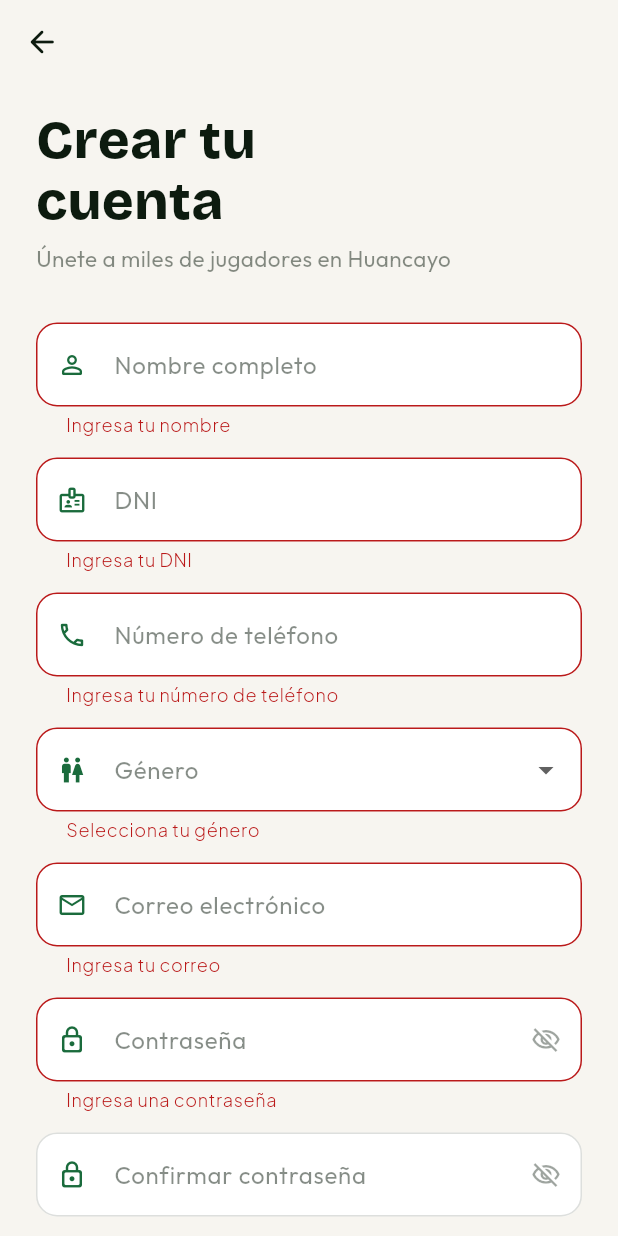
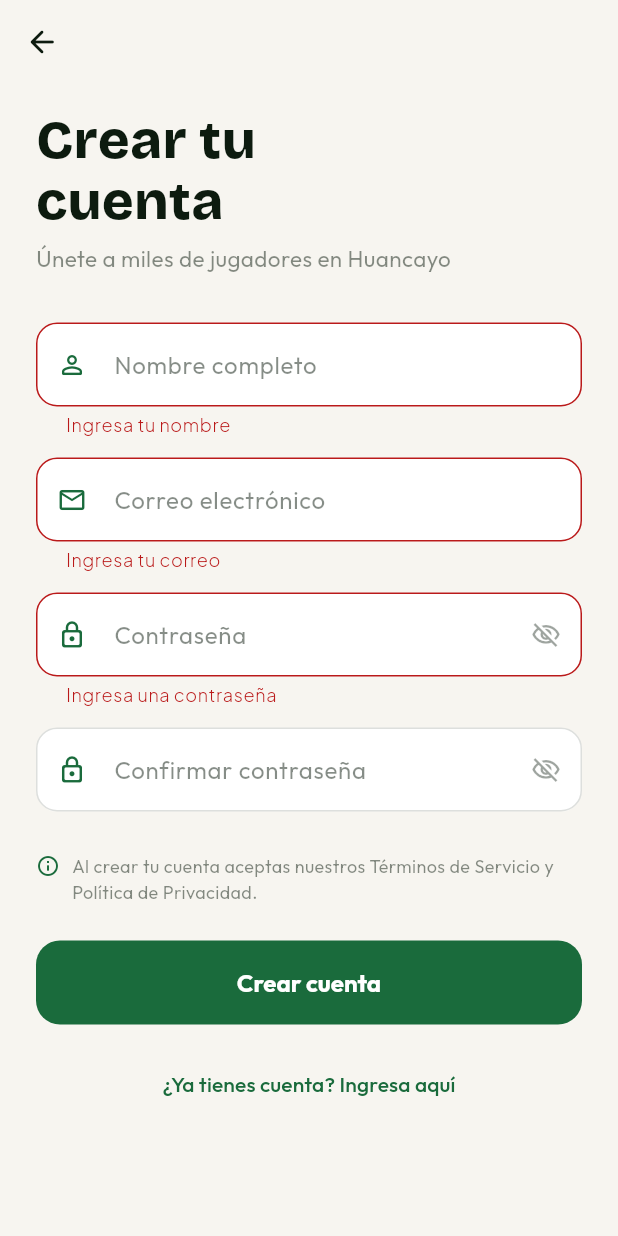
Before and after one commit to elAboGaboo/Al-Toque, a Flutter app: the RegistroScreen screen opened by its route, after a tap on "Crear cuenta", on a phone screen of 412 x 824 dp. Run offline on Flutter 3.47's test engine with Material 3 defaults, Android fonts, the phone set to English and light mode, and no system bars; our stand-ins replace app_links, cached_network_image, cloud_firestore, device_info_plus, firebase_auth, firebase_core and 14 more; accounts and stored records are empty; generated files the repository leaves out were written again.

Commit message:
fix: registro dueno atascado + perfil minimo en Firestore
Causa raiz: el router ya no escuchaba perfilUsuarioProvider, entonces
cuando el perfil llegaba de Firestore tras el registro, el router
nunca se refrescaba y el usuario quedaba en /loading para siempre.

Cambios:
- Re-agrega ref.listen(perfilUsuarioProvider) al router (es seguro ahora
  porque las rutas de detalle estan en el root navigator, no en ShellRoute)
- Redirect cuando perfilAsync.asData == null: redirige a /loading y espera
  el refresh del provider en lugar de dejar pasar a /inicio (causa del
  'se va a jugador')
- Redirect cuando perfil == null: redirige a /loading en vez de /welcome
  para el estado transitorio justo despues del registro
- /loading screen con escape a los 6s si el perfil nunca llega
- crearPerfil: solo escribe campos esenciales (nombre, email, rol,
  complejoId, creadoEn) — elimina dni, telefono, genero, avatarUrl,
  numeroCanchas que no son necesarios para que el router funcione
- registro_pantalla: formulario simplificado (solo nombre, email,
  password, codigo dueno) — campos opcionales se completan en perfil

Co-Authored-By: Claude Sonnet 4.6 <noreply@anthropic.com>

```diff
--- a/lib/pantallas/autenticacion/registro_pantalla.dart
+++ b/lib/pantallas/autenticacion/registro_pantalla.dart
@@ -1,4 +1,4 @@
-// screens/auth/registro_screen.dart
+// pantallas/autenticacion/registro_pantalla.dart
 import 'package:flutter/material.dart';
 import 'package:flutter_riverpod/flutter_riverpod.dart';
 import 'package:go_router/go_router.dart';
@@ -8,6 +8,9 @@ import '../../nucleo/constantes/app_constantes.dart';
 import '../../nucleo/tema/app_colores.dart';
 import '../../proveedores/auth_proveedor.dart';
 
+/// Formulario de registro: jugador o dueño.
+/// Solo recopila nombre, email y contraseña — los datos opcionales
+/// (teléfono, género, DNI) se pueden completar en la pantalla de perfil.
 class RegistroScreen extends ConsumerStatefulWidget {
   final String rolInicial; // 'jugador' | 'dueno'
   const RegistroScreen({super.key, this.rolInicial = 'jugador'});
@@ -17,15 +20,12 @@ class RegistroScreen extends ConsumerStatefulWidget {
 }
 
 class _RegistroScreenState extends ConsumerState<RegistroScreen> {
-  final _formKey = GlobalKey<FormState>();
+  final _formKey    = GlobalKey<FormState>();
   final _nombreCtrl = TextEditingController();
-  final _dniCtrl    = TextEditingController();
-  final _telefonoCtrl = TextEditingController();
   final _emailCtrl  = TextEditingController();
   final _passCtrl   = TextEditingController();
   final _confirmCtrl = TextEditingController();
   final _codigoCtrl = TextEditingController();
-  String? _genero; // 'masculino' | 'femenino' | 'otro'
   bool _obscure = true;
   bool _obscureConfirm = true;
   bool _loading = false;
@@ -35,8 +35,6 @@ class _RegistroScreenState extends ConsumerState<RegistroScreen> {
   @override
   void dispose() {
     _nombreCtrl.dispose();
-    _dniCtrl.dispose();
-    _telefonoCtrl.dispose();
     _emailCtrl.dispose();
     _passCtrl.dispose();
     _confirmCtrl.dispose();
@@ -46,6 +44,8 @@ class _RegistroScreenState extends ConsumerState<RegistroScreen> {
 
   Future<void> _registrar() async {
     if (!_formKey.currentState!.validate()) return;
+
+    // Código de acceso para dueños
     if (_esDueno &&
         _codigoCtrl.text.trim() != AppConstants.codigoRegistroDueno) {
       ScaffoldMessenger.of(context).showSnackBar(SnackBar(
@@ -56,51 +56,43 @@ class _RegistroScreenState extends ConsumerState<RegistroScreen> {
       ));
       return;
     }
+
     setState(() => _loading = true);
 
     await ref.read(authNotifierProvider.notifier).registrar(
-          nombre: _nombreCtrl.text.trim(),
-          email: _emailCtrl.text.trim(),
+          nombre:   _nombreCtrl.text.trim(),
+          email:    _emailCtrl.text.trim(),
           password: _passCtrl.text,
-          rol: widget.rolInicial,
-          dni: _esDueno ? '' : _dniCtrl.text.trim(),
-          telefono: _telefonoCtrl.text.trim(),
-          genero: _genero ?? '',
+          rol:      widget.rolInicial,
         );
 
-    if (mounted) {
+    if (!mounted) return;
+
     final state = ref.read(authNotifierProvider);
     if (state.hasError) {
       final err = state.error.toString();
-        // Imprime el error completo en la consola para debug
-        debugPrint('[Registro] Error completo: $err');
-        final errLower = err.toLowerCase();
+      debugPrint('[Registro] Error: $err');
+      final lower = err.toLowerCase();
 
       String msg;
-        if (errLower.contains('email-already-in-use')) {
+      if (lower.contains('email-already-in-use')) {
         msg = 'Este correo ya está registrado';
-        } else if (errLower.contains('weak-password')) {
+      } else if (lower.contains('weak-password')) {
         msg = 'Contraseña muy débil (mínimo 6 caracteres)';
-        } else if (errLower.contains('invalid-email')) {
+      } else if (lower.contains('invalid-email')) {
         msg = 'Correo inválido';
-        } else if (errLower.contains('operation-not-allowed') ||
-            errLower.contains('configuration-not-found') ||
-            errLower.contains('configuration_not_found')) {
-          msg = 'Email/Password no habilitado en Firebase Console.\n'
-              'Actívalo en: Authentication → Sign-in method → Email/Password';
-        } else if (errLower.contains('network-request-failed') ||
-            errLower.contains('network_request_failed')) {
+      } else if (lower.contains('operation-not-allowed') ||
+          lower.contains('configuration-not-found')) {
+        msg = 'Email/Password no habilitado en Firebase.\n'
+            'Actívalo en: Authentication → Sign-in method';
+      } else if (lower.contains('network-request-failed')) {
         msg = 'Sin conexión a internet';
-        } else if (errLower.contains('no-app') ||
-            errLower.contains('no firebase app')) {
-          msg = 'Firebase no inicializado — revisa firebase_options.dart';
-        } else if (errLower.contains('permission-denied') ||
-            errLower.contains('permission_denied')) {
-          msg = 'Firestore: permisos denegados (revisa reglas)';
+      } else if (lower.contains('permission-denied')) {
+        msg = 'Firestore: permisos denegados — revisa las reglas';
       } else {
-          // Muestra el error real para poder diagnosticarlo
         msg = err.length > 200 ? '${err.substring(0, 200)}…' : err;
       }
+
       ScaffoldMessenger.of(context).showSnackBar(
         SnackBar(
           content: Text(msg, style: GoogleFonts.outfit()),
@@ -110,14 +102,13 @@ class _RegistroScreenState extends ConsumerState<RegistroScreen> {
       );
       setState(() => _loading = false);
     } else {
-        // Navegar explícitamente — no depender del redirect de GoRouter
-        // porque hay una ventana de tiempo donde el doc de Firestore aún
-        // no llegó al stream y el router envía de vuelta a /welcome.
+      // El router redirige automáticamente cuando el perfil llega de
+      // Firestore (perfilUsuarioProvider → routerNotifier → redirect).
+      // La navegación explícita es un respaldo por si el stream tarda.
       if (_esDueno) {
         context.go('/admin/setup-complejo');
       } else {
         context.go('/inicio');
-        }
       }
     }
   }
@@ -164,7 +155,7 @@ class _RegistroScreenState extends ConsumerState<RegistroScreen> {
                 ),
                 const SizedBox(height: 32),
 
-                // Nombre completo
+                // ── Nombre completo ───────────────────────────
                 TextFormField(
                   controller: _nombreCtrl,
                   textCapitalization: TextCapitalization.words,
@@ -177,105 +168,14 @@ class _RegistroScreenState extends ConsumerState<RegistroScreen> {
                         color: AppColors.green, size: 20),
                   ),
                   validator: (v) {
-                    if (v == null || v.trim().isEmpty) {
-                      return 'Ingresa tu nombre';
-                    }
+                    if (v == null || v.trim().isEmpty) return 'Ingresa tu nombre';
                     if (v.trim().length < 3) return 'Nombre muy corto';
-                    return null;
-                  },
-                ),
-                // DNI — solo jugadores
-                if (!_esDueno) ...[
-                  const SizedBox(height: 14),
-                  TextFormField(
-                    controller: _dniCtrl,
-                    keyboardType: TextInputType.number,
-                    textInputAction: TextInputAction.next,
-                    maxLength: 8,
-                    decoration: InputDecoration(
-                      labelText: 'DNI',
-                      hintText: '12345678',
-                      counterText: '',
-                      labelStyle: GoogleFonts.outfit(
-                          color: AppColors.ink.withValues(alpha: 0.5)),
-                      prefixIcon: const Icon(Icons.badge_outlined,
-                          color: AppColors.green, size: 20),
-                    ),
-                    validator: (v) {
-                      if (_esDueno) return null;
-                      if (v == null || v.trim().isEmpty) return 'Ingresa tu DNI';
-                      if (v.trim().length != 8) return 'El DNI debe tener 8 dígitos';
-                      if (!RegExp(r'^\d{8}$').hasMatch(v.trim())) {
-                        return 'Solo números';
-                      }
-                      return null;
-                    },
-                  ),
-                ],
-
-                const SizedBox(height: 14),
-
-                // Teléfono
-                TextFormField(
-                  controller: _telefonoCtrl,
-                  keyboardType: TextInputType.phone,
-                  textInputAction: TextInputAction.next,
-                  maxLength: 9,
-                  decoration: InputDecoration(
-                    labelText: 'Número de teléfono',
-                    hintText: '987654321',
-                    counterText: '',
-                    labelStyle: GoogleFonts.outfit(
-                        color: AppColors.ink.withValues(alpha: 0.5)),
-                    prefixIcon: const Icon(Icons.phone_outlined,
-                        color: AppColors.green, size: 20),
-                  ),
-                  validator: (v) {
-                    if (v == null || v.trim().isEmpty) {
-                      return 'Ingresa tu número de teléfono';
-                    }
-                    if (!RegExp(r'^\d{9}$').hasMatch(v.trim())) {
-                      return 'Debe tener 9 dígitos';
-                    }
                     return null;
                   },
                 ),
                 const SizedBox(height: 14),
 
-                // Género
-                DropdownButtonFormField<String>(
-                  initialValue: _genero,
-                  decoration: InputDecoration(
-                    labelText: 'Género',
-                    labelStyle: GoogleFonts.outfit(
-                        color: AppColors.ink.withValues(alpha: 0.5)),
-                    prefixIcon: const Icon(Icons.wc_outlined,
-                        color: AppColors.green, size: 20),
-                  ),
-                  style: GoogleFonts.outfit(
-                      color: AppColors.ink, fontSize: 16),
-                  items: [
-                    DropdownMenuItem(
-                      value: 'masculino',
-                      child: Text('Masculino', style: GoogleFonts.outfit()),
-                    ),
-                    DropdownMenuItem(
-                      value: 'femenino',
-                      child: Text('Femenino', style: GoogleFonts.outfit()),
-                    ),
-                    DropdownMenuItem(
-                      value: 'otro',
-                      child: Text('Prefiero no decir',
-                          style: GoogleFonts.outfit()),
-                    ),
-                  ],
-                  onChanged: (v) => setState(() => _genero = v),
-                  validator: (v) =>
-                      v == null ? 'Selecciona tu género' : null,
-                ),
-                const SizedBox(height: 14),
-
-                // Email
+                // ── Correo electrónico ────────────────────────
                 TextFormField(
                   controller: _emailCtrl,
                   keyboardType: TextInputType.emailAddress,
@@ -297,7 +197,7 @@ class _RegistroScreenState extends ConsumerState<RegistroScreen> {
                 ),
                 const SizedBox(height: 14),
 
-                // Contraseña
+                // ── Contraseña ────────────────────────────────
                 TextFormField(
                   controller: _passCtrl,
                   obscureText: _obscure,
@@ -328,12 +228,13 @@ class _RegistroScreenState extends ConsumerState<RegistroScreen> {
                 ),
                 const SizedBox(height: 14),
 
-                // Confirmar contraseña
+                // ── Confirmar contraseña ──────────────────────
                 TextFormField(
                   controller: _confirmCtrl,
                   obscureText: _obscureConfirm,
-                  textInputAction: TextInputAction.done,
-                  onFieldSubmitted: (_) => _registrar(),
+                  textInputAction:
+                      _esDueno ? TextInputAction.next : TextInputAction.done,
+                  onFieldSubmitted: _esDueno ? null : (_) => _registrar(),
                   decoration: InputDecoration(
                     labelText: 'Confirmar contraseña',
                     labelStyle: GoogleFonts.outfit(
@@ -359,7 +260,8 @@ class _RegistroScreenState extends ConsumerState<RegistroScreen> {
                     return null;
                   },
                 ),
-                // Código secreto — solo para dueños de complejo
+
+                // ── Código de acceso (solo dueños) ────────────
                 if (_esDueno) ...[
                   const SizedBox(height: 14),
                   TextFormField(
@@ -385,7 +287,7 @@ class _RegistroScreenState extends ConsumerState<RegistroScreen> {
 
                 const SizedBox(height: 28),
 
-                // Términos
+                // ── Términos ──────────────────────────────────
                 Row(
                   crossAxisAlignment: CrossAxisAlignment.start,
                   children: [
@@ -406,7 +308,7 @@ class _RegistroScreenState extends ConsumerState<RegistroScreen> {
                 ),
                 const SizedBox(height: 24),
 
-                // Botón registrar
+                // ── Botón registrar ───────────────────────────
                 SizedBox(
                   width: double.infinity,
                   child: ElevatedButton(
@@ -431,7 +333,7 @@ class _RegistroScreenState extends ConsumerState<RegistroScreen> {
                 ),
                 const SizedBox(height: 16),
 
-                // Ya tengo cuenta
+                // ── Ya tengo cuenta ───────────────────────────
                 Center(
                   child: TextButton(
                     onPressed: () => context.pop(),
--- a/lib/proveedores/auth_proveedor.dart
+++ b/lib/proveedores/auth_proveedor.dart
@@ -61,15 +61,12 @@ class AuthNotifier extends AsyncNotifier<void> {
     });
   }
 
-  /// Registro de nuevo usuario.
+  /// Registro de nuevo usuario con perfil mínimo en Firestore.
   Future<String?> registrar({
     required String nombre,
     required String email,
     required String password,
     String rol = 'jugador',
-    String dni = '',
-    String telefono = '',
-    String genero = '',
   }) async {
     state = const AsyncLoading();
     String? uid;
@@ -85,11 +82,9 @@ class AuthNotifier extends AsyncNotifier<void> {
               nombre: nombre,
               email: email.trim(),
               rol: rol,
-              dni: dni,
-              telefono: telefono,
-              genero: genero,
             );
-      } catch (_) {
+      } catch (e) {
+        // Si falla la escritura en Firestore, eliminar el usuario de Auth.
         await cred.user!.delete();
         rethrow;
       }
```
Also changed, not shown: lib/nucleo/enrutador/app_enrutador.dart (+67 -15 lines), lib/repositorios/usuarios_repositorio.dart (+13 -26 lines). Lines whose indentation alone changed are shown as unchanged.
